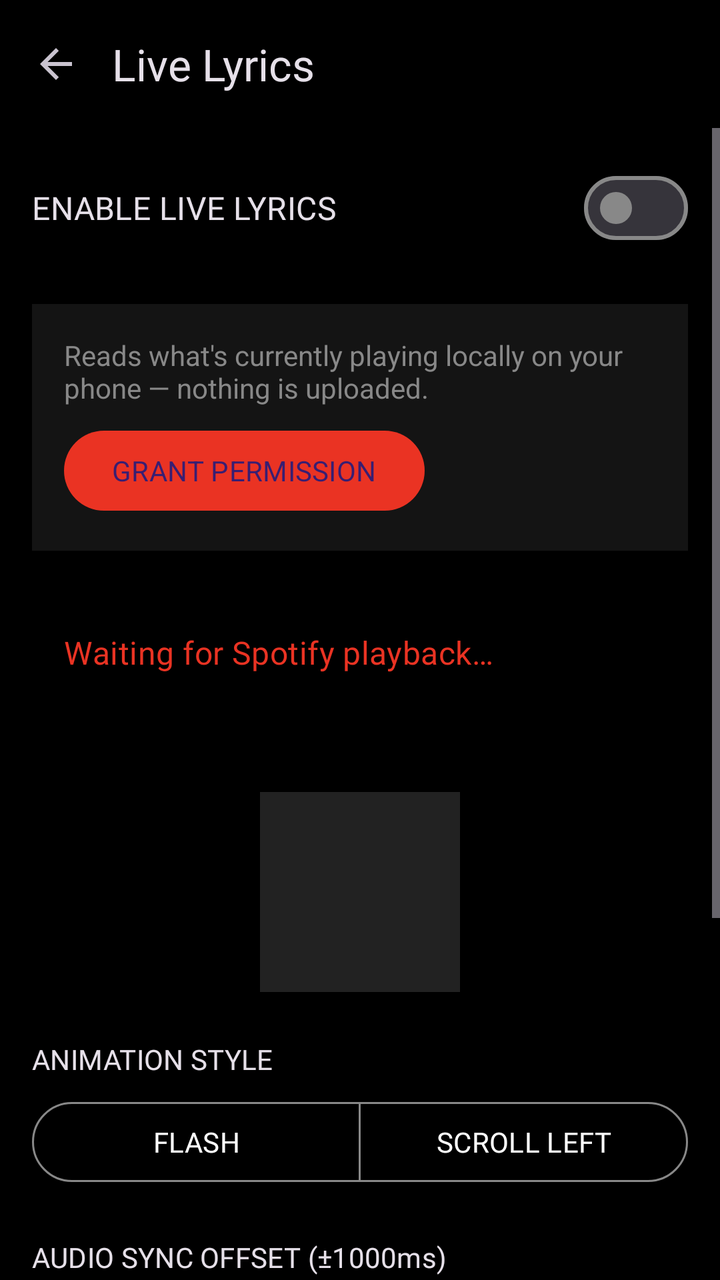
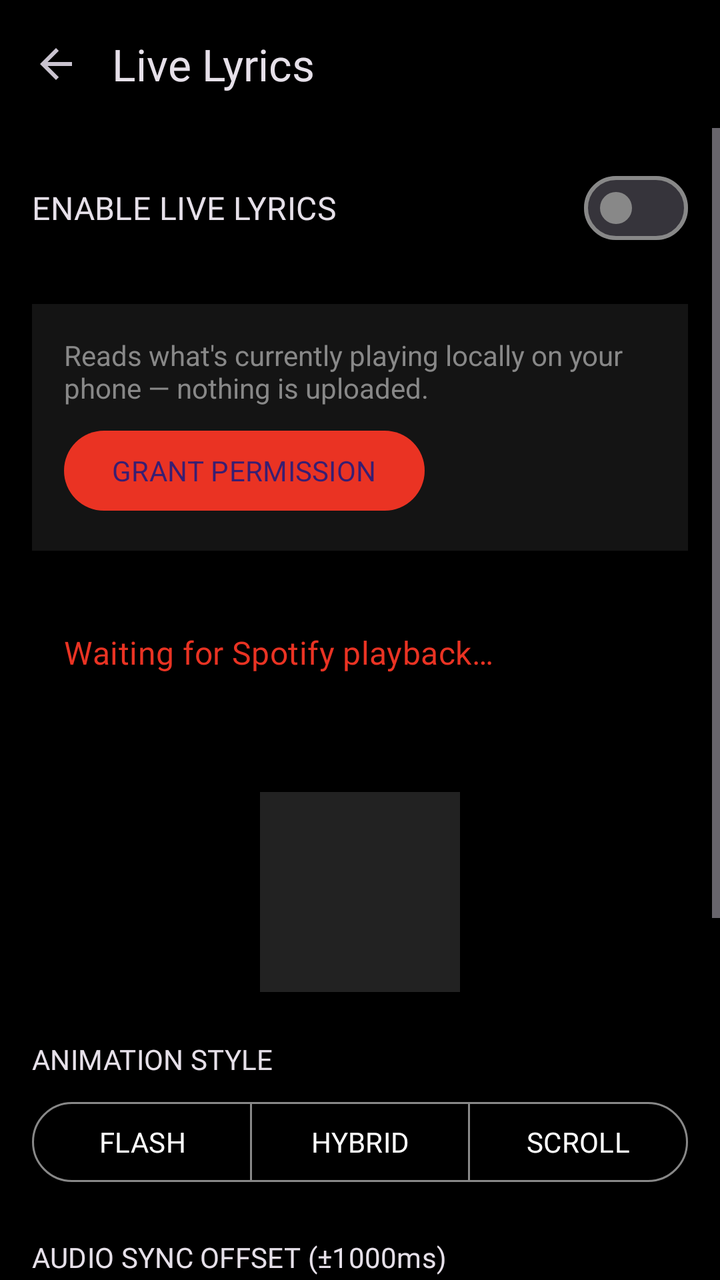

Before-and-after screenshots of an Android layout around one commit, followed by the original layout XML and the change that was made.
<!-- AndroidManifest.xml: activity theme Theme.OdysseyGlyph -->
<!-- res/layout/activity_live_lyrics.xml -->
<?xml version="1.0" encoding="utf-8"?>
<androidx.coordinatorlayout.widget.CoordinatorLayout 
    xmlns:android="http://schemas.android.com/apk/res/android"
    xmlns:app="http://schemas.android.com/apk/res-auto"
    android:layout_width="match_parent"
    android:layout_height="match_parent"
    android:background="?android:attr/colorBackground"
    android:fitsSystemWindows="true">

    <com.google.android.material.appbar.AppBarLayout
        android:layout_width="match_parent"
        android:layout_height="wrap_content"
        android:background="?android:attr/colorBackground"
        android:fitsSystemWindows="true">
        
        <com.google.android.material.appbar.MaterialToolbar
            android:id="@+id/toolbar"
            android:layout_width="match_parent"
            android:layout_height="?attr/actionBarSize"
            app:navigationIcon="?attr/homeAsUpIndicator">
            
            <TextView
                android:layout_width="wrap_content"
                android:layout_height="wrap_content"
                android:text="Live Lyrics"
                android:fontFamily="@font/ndot57"
                android:textAppearance="?attr/textAppearanceTitleLarge" />
        </com.google.android.material.appbar.MaterialToolbar>
    </com.google.android.material.appbar.AppBarLayout>

    <ScrollView
        android:layout_width="match_parent"
        android:layout_height="match_parent"
        app:layout_behavior="@string/appbar_scrolling_view_behavior">

        <LinearLayout
            android:layout_width="match_parent"
            android:layout_height="wrap_content"
            android:orientation="vertical"
            android:padding="@dimen/spacing_medium">

            
            <com.google.android.material.materialswitch.MaterialSwitch
                android:id="@+id/switchMaster"
                android:layout_width="match_parent"
                android:layout_height="wrap_content"
                android:text="ENABLE LIVE LYRICS"
                android:fontFamily="@font/jetbrains_mono"
                android:textAppearance="?attr/textAppearanceTitleMedium"
                android:layout_marginBottom="@dimen/spacing_large" />

            
            <LinearLayout
                android:id="@+id/permissionCard"
                android:layout_width="match_parent"
                android:layout_height="wrap_content"
                android:orientation="vertical"
                android:background="?attr/colorSurfaceVariant"
                android:padding="@dimen/spacing_medium"
                android:layout_marginBottom="@dimen/spacing_large">
                
                <TextView
                    android:layout_width="match_parent"
                    android:layout_height="wrap_content"
                    android:text="Reads what's currently playing locally on your phone — nothing is uploaded."
                    android:textColor="?attr/colorOnSurfaceVariant"
                    android:layout_marginBottom="@dimen/spacing_small" />
                    
                <com.google.android.material.button.MaterialButton
                    android:id="@+id/btnGrantPermission"
                    android:layout_width="wrap_content"
                    android:layout_height="wrap_content"
                    android:text="GRANT PERMISSION" />
            </LinearLayout>

            
            <LinearLayout
                android:layout_width="match_parent"
                android:layout_height="wrap_content"
                android:orientation="vertical"
                android:padding="@dimen/spacing_medium"
                android:layout_marginBottom="@dimen/spacing_large">
                
                <TextView
                    android:id="@+id/tvStatus"
                    android:layout_width="match_parent"
                    android:layout_height="wrap_content"
                    android:text="Waiting for Spotify playback…"
                    android:fontFamily="@font/jetbrains_mono"
                    android:textAppearance="?attr/textAppearanceTitleMedium"
                    android:textColor="?attr/colorPrimary" />
                    
                <TextView
                    android:id="@+id/tvTrackInfo"
                    android:layout_width="match_parent"
                    android:layout_height="wrap_content"
                    android:text=""
                    android:fontFamily="@font/jetbrains_mono"
                    android:textColor="?attr/colorOnSurfaceVariant" />
            </LinearLayout>

            
            <FrameLayout
                android:layout_width="100dp"
                android:layout_height="100dp"
                android:layout_gravity="center_horizontal"
                android:background="#222"
                android:layout_marginBottom="@dimen/spacing_large">
                
                <ImageView
                    android:id="@+id/previewImage"
                    android:layout_width="match_parent"
                    android:layout_height="match_parent"
                    android:scaleType="fitCenter" />
            </FrameLayout>

            
            <TextView
                android:layout_width="wrap_content"
                android:layout_height="wrap_content"
                android:text="ANIMATION STYLE"
                android:fontFamily="@font/jetbrains_mono"
                android:textAppearance="?attr/textAppearanceLabelLarge"
                android:layout_marginBottom="@dimen/spacing_small" />

            <com.google.android.material.button.MaterialButtonToggleGroup
                android:id="@+id/toggleAnimation"
                android:layout_width="match_parent"
                android:layout_height="wrap_content"
                app:singleSelection="true"
                app:selectionRequired="true"
                android:layout_marginBottom="@dimen/spacing_large">

                <com.google.android.material.button.MaterialButton
                    android:id="@+id/btnAnimFlash"
                    style="?attr/materialButtonOutlinedStyle"
                    android:layout_width="0dp"
                    android:layout_height="wrap_content"
                    android:layout_weight="1"
                    android:text="FLASH"
                    android:fontFamily="@font/jetbrains_mono" />

                <com.google.android.material.button.MaterialButton
                    android:id="@+id/btnAnimScroll"
                    style="?attr/materialButtonOutlinedStyle"
                    android:layout_width="0dp"
                    android:layout_height="wrap_content"
                    android:layout_weight="1"
                    android:text="SCROLL LEFT"
                    android:fontFamily="@font/jetbrains_mono" />
            </com.google.android.material.button.MaterialButtonToggleGroup>

            
            <TextView
                android:layout_width="wrap_content"
                android:layout_height="wrap_content"
                android:text="AUDIO SYNC OFFSET (±1000ms)"
                android:fontFamily="@font/jetbrains_mono"
                android:textAppearance="?attr/textAppearanceLabelLarge"
                android:layout_marginBottom="4dp" />
                
            <LinearLayout
                android:layout_width="match_parent"
                android:layout_height="wrap_content"
                android:orientation="horizontal"
                android:gravity="center_vertical"
                android:layout_marginBottom="@dimen/spacing_large">
                
                <TextView
                    android:id="@+id/tvSyncOffset"
                    android:layout_width="48dp"
                    android:layout_height="wrap_content"
                    android:text="0ms"
                    android:fontFamily="@font/jetbrains_mono"
                    android:textAlignment="center" />
                    
                <com.google.android.material.slider.Slider
                    android:id="@+id/sliderSync"
                    android:layout_width="0dp"
                    android:layout_height="wrap_content"
                    android:layout_weight="1"
                    android:valueFrom="-1000.0"
                    android:valueTo="1000.0"
                    android:stepSize="50.0"
                    android:value="0.0" />
            </LinearLayout>

            
            <TextView
                android:layout_width="wrap_content"
                android:layout_height="wrap_content"
                android:text="TYPOGRAPHY"
                android:fontFamily="@font/jetbrains_mono"
                android:textAppearance="?attr/textAppearanceLabelLarge"
                android:layout_marginBottom="@dimen/spacing_small" />

            <com.google.android.material.button.MaterialButtonToggleGroup
                android:id="@+id/toggleTypography"
                android:layout_width="match_parent"
                android:layout_height="wrap_content"
                app:singleSelection="true"
                app:selectionRequired="true"
                android:layout_marginBottom="@dimen/spacing_large">

                <com.google.android.material.button.MaterialButton
                    android:id="@+id/btnSmooth"
                    style="?attr/materialButtonOutlinedStyle"
                    android:layout_width="0dp"
                    android:layout_height="wrap_content"
                    android:layout_weight="1"
                    android:text="SMOOTH"
                    android:fontFamily="@font/jetbrains_mono" />

                <com.google.android.material.button.MaterialButton
                    android:id="@+id/btnBlocky"
                    style="?attr/materialButtonOutlinedStyle"
                    android:layout_width="0dp"
                    android:layout_height="wrap_content"
                    android:layout_weight="1"
                    android:text="BLOCKY"
                    android:fontFamily="@font/jetbrains_mono" />

                <com.google.android.material.button.MaterialButton
                    android:id="@+id/btnPixel"
                    style="?attr/materialButtonOutlinedStyle"
                    android:layout_width="0dp"
                    android:layout_height="wrap_content"
                    android:layout_weight="1"
                    android:text="PIXEL"
                    android:fontFamily="@font/jetbrains_mono" />
            </com.google.android.material.button.MaterialButtonToggleGroup>
            
            <com.google.android.material.button.MaterialButton
                android:id="@+id/btnOpenManager"
                style="@style/Widget.Material3.Button.OutlinedButton"
                android:layout_width="match_parent"
                android:layout_height="wrap_content"
                android:text="OPEN GLYPH TOYS MANAGER"
                android:fontFamily="@font/jetbrains_mono"
                app:cornerRadius="0dp"
                android:paddingVertical="12dp"
                android:layout_marginBottom="@dimen/spacing_large" />
                
            
            <LinearLayout
                android:id="@+id/searchContainer"
                android:layout_width="match_parent"
                android:layout_height="wrap_content"
                android:orientation="vertical"
                android:visibility="gone">
                
                <TextView
                    android:layout_width="wrap_content"
                    android:layout_height="wrap_content"
                    android:text="MANUAL OVERRIDE"
                    android:fontFamily="@font/jetbrains_mono"
                    android:textAppearance="?attr/textAppearanceLabelLarge"
                    android:layout_marginBottom="@dimen/spacing_small" />
                    
                <LinearLayout
                    android:layout_width="match_parent"
                    android:layout_height="wrap_content"
                    android:orientation="horizontal"
                    android:layout_marginBottom="@dimen/spacing_small">

                    <com.google.android.material.textfield.TextInputLayout
                        android:layout_width="0dp"
                        android:layout_height="wrap_content"
                        android:layout_weight="1"
                        style="@style/Widget.Material3.TextInputLayout.OutlinedBox">

                        <com.google.android.material.textfield.TextInputEditText
                            android:id="@+id/etSearch"
                            android:layout_width="match_parent"
                            android:layout_height="wrap_content"
                            android:hint="Track Name"
                            android:fontFamily="@font/jetbrains_mono"
                            android:inputType="text" />
                    </com.google.android.material.textfield.TextInputLayout>

                    <com.google.android.material.button.MaterialButton
                        android:id="@+id/btnSearch"
                        android:layout_width="wrap_content"
                        android:layout_height="wrap_content"
                        android:layout_marginStart="@dimen/spacing_small"
                        android:layout_gravity="center_vertical"
                        android:text="SEARCH"
                        android:fontFamily="@font/jetbrains_mono" />
                </LinearLayout>

                <LinearLayout
                    android:id="@+id/resultsContainer"
                    android:layout_width="match_parent"
                    android:layout_height="wrap_content"
                    android:orientation="vertical" />
            </LinearLayout>
        </LinearLayout>
    </ScrollView>
</androidx.coordinatorlayout.widget.CoordinatorLayout>
<!-- resources referenced by this layout -->
<resources>
  <dimen name="spacing_large">24dp</dimen>
  <dimen name="spacing_medium">16dp</dimen>
  <dimen name="spacing_small">8dp</dimen>
  <style name="Theme.OdysseyGlyph" parent="Theme.Material3.Dark.NoActionBar">
          
          <item name="colorPrimary">@color/colorPrimary</item>
          <item name="colorSecondary">@color/colorSecondary</item>
          <item name="colorSurface">@color/colorSurface</item>
          <item name="colorSurfaceVariant">@color/colorSurfaceVariant</item>
          <item name="android:colorBackground">@color/colorBackground</item>
          <item name="colorOnSurface">@color/colorOnSurface</item>
          <item name="colorOnSurfaceVariant">@color/colorOnSurfaceVariant</item>
          <item name="colorError">@color/colorError</item>
          
          
          <item name="colorPrimaryContainer">@color/colorPrimary</item>
          <item name="colorOnPrimaryContainer">@color/colorBackground</item>
          <item name="colorSecondaryContainer">@color/colorSurfaceVariant</item>
          <item name="colorOnSecondaryContainer">@color/colorOnSurface</item>
          <item name="colorTertiaryContainer">@color/colorSurfaceVariant</item>
          <item name="colorOutline">@color/colorOnSurfaceVariant</item>
          
          
          <item name="android:statusBarColor">@android:color/transparent</item>
          <item name="android:navigationBarColor">@android:color/transparent</item>
          
          
          <item name="shapeAppearanceSmallComponent">@style/ShapeAppearance.Odyssey.Sharp</item>
          <item name="shapeAppearanceMediumComponent">@style/ShapeAppearance.Odyssey.Sharp</item>
          <item name="shapeAppearanceLargeComponent">@style/ShapeAppearance.Odyssey.Sharp</item>
          
          
          <item name="android:fontFamily">sans-serif</item>
      </style>
  <color name="colorPrimary">#EA3323</color>
  <color name="colorSecondary">#FFFFFF</color>
  <color name="colorSurface">#0A0A0A</color>
  <color name="colorSurfaceVariant">#141414</color>
  <color name="colorBackground">#000000</color>
  <color name="colorOnSurface">#FFFFFF</color>
  <color name="colorOnSurfaceVariant">#888888</color>
  <color name="colorError">#EA3323</color>
  <style name="ShapeAppearance.Odyssey.Sharp" parent="ShapeAppearance.Material3.SmallComponent">
          <item name="cornerFamily">rounded</item>
          <item name="cornerSize">2dp</item>
      </style>
</resources>

<!-- the commit's change to res/layout/activity_live_lyrics.xml (unified diff, before → after) -->
@@ -141,12 +141,21 @@
                     android:fontFamily="@font/jetbrains_mono" />
 
                 <com.google.android.material.button.MaterialButton
+                    android:id="@+id/btnAnimHybrid"
+                    style="?attr/materialButtonOutlinedStyle"
+                    android:layout_width="0dp"
+                    android:layout_height="wrap_content"
+                    android:layout_weight="1"
+                    android:text="HYBRID"
+                    android:fontFamily="@font/jetbrains_mono" />
+
+                <com.google.android.material.button.MaterialButton
                     android:id="@+id/btnAnimScroll"
                     style="?attr/materialButtonOutlinedStyle"
                     android:layout_width="0dp"
                     android:layout_height="wrap_content"
                     android:layout_weight="1"
-                    android:text="SCROLL LEFT"
+                    android:text="SCROLL"
                     android:fontFamily="@font/jetbrains_mono" />
             </com.google.android.material.button.MaterialButtonToggleGroup>
 
